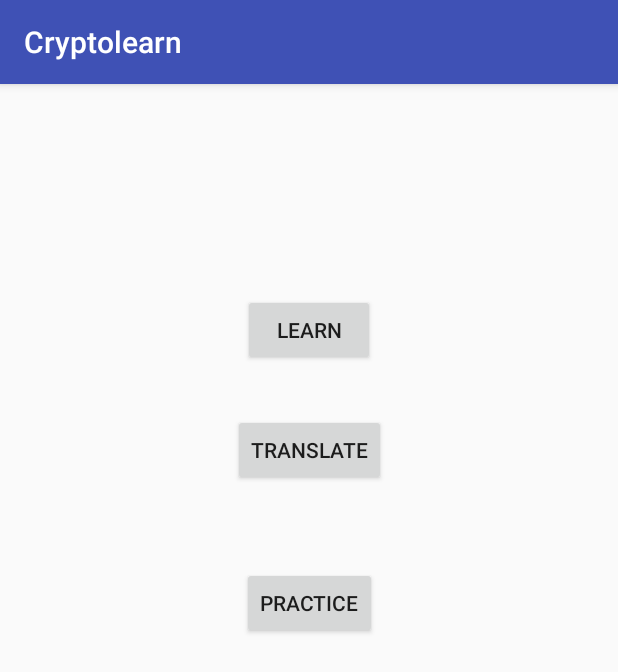
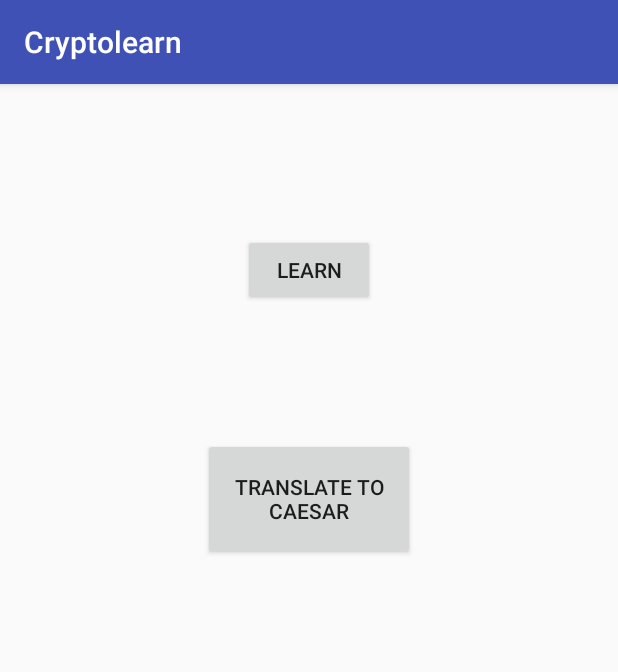
Before and after one commit to sagealo/Cryptolearn, an Android app: the fragment CaesarFragment shown on its own in the app's theme, on a phone screen of 412 x 824 dp. Shown: the top 672 px of the screen. Run offline under Robolectric (Android 15) with nearby library versions, the phone set to English and light mode, and no system bars.

Commit message:
Fixed a bug

```diff
--- a/app/src/main/java/com/per2/cryptolearn/CaesarFragment.java
+++ b/app/src/main/java/com/per2/cryptolearn/CaesarFragment.java
@@ -16,7 +16,7 @@ public class CaesarFragment extends android.support.v4.app.Fragment implements V
     public View onCreateView(@NonNull LayoutInflater inflater,
                              @Nullable ViewGroup container,
                              @Nullable Bundle savedInstanceState) {
-        View rootView = inflater.inflate(R.layout.fragment_binary, container, false);
+        View rootView = inflater.inflate(R.layout.fragment_caesar, container, false);
         wireWidgets(rootView);
         setListeners();
         return rootView;
```
Also changed, not shown: app/src/main/java/com/per2/cryptolearn/caesarLearnFragment.java (+24 -1 lines).
